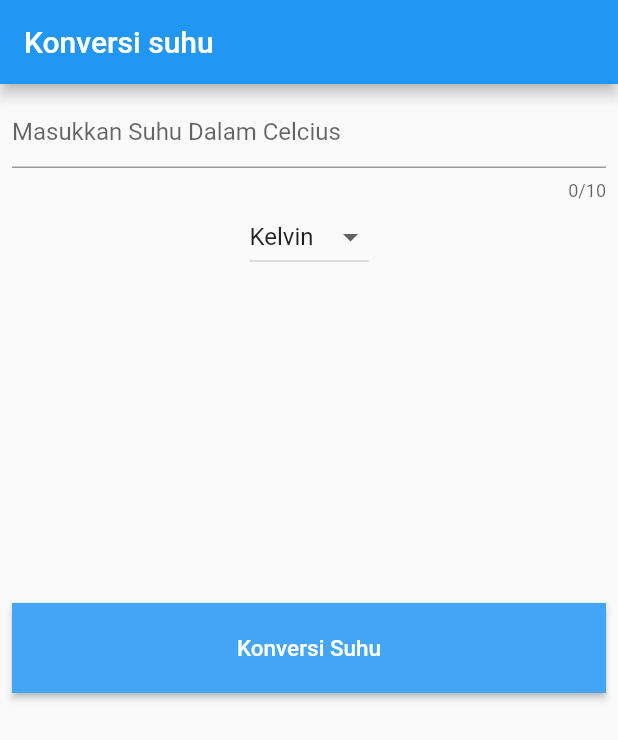
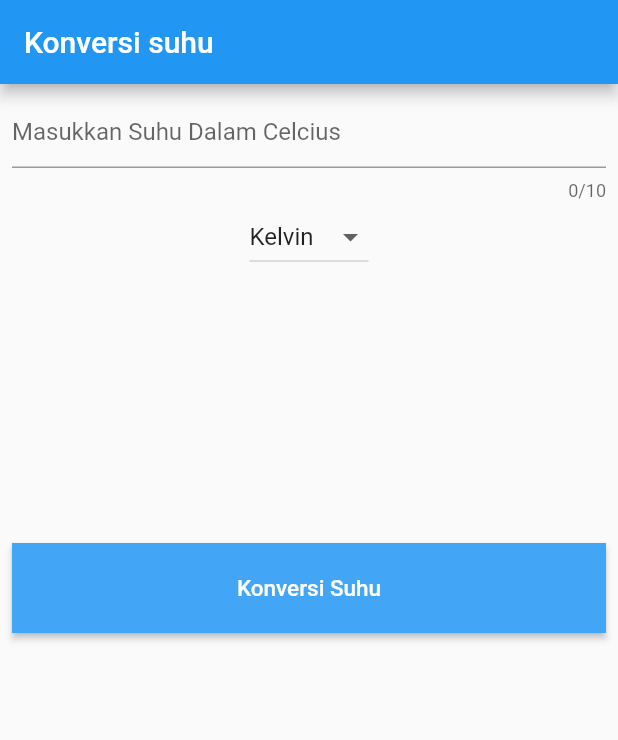
Before and after one commit to dhikaainul/konversi-suhu-v2, a Flutter app: the screen it shows after launch, on a phone screen of 412 x 824 dp. Shown: the top 740 px of the screen. Run offline on Flutter 3.47's test engine with Material 2 defaults, Android fonts, the phone set to English and light mode, and no system bars; Roboto replaces fonts that are missing (Raleway).

```diff
--- a/statefull_widget_project/lib/buttonkonverter.dart
+++ b/statefull_widget_project/lib/buttonkonverter.dart
@@ -7,7 +7,7 @@ class buttonkonverter extends StatelessWidget {
   @override
   Widget build(BuildContext context) {
     return Container(
-      margin: EdgeInsets.only(top: 220),
+      margin: EdgeInsets.only(top: 180),
       // color: Colors.transparent,
       width: double.infinity,
       height: 60,
```
